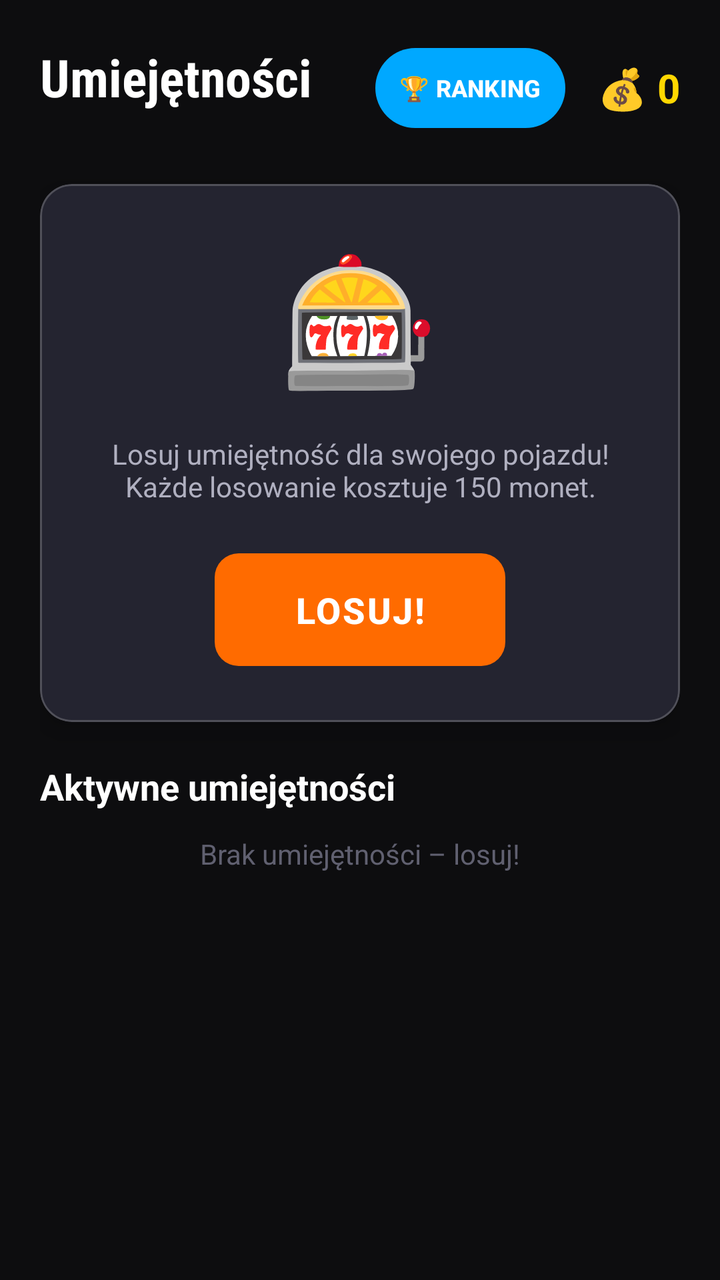
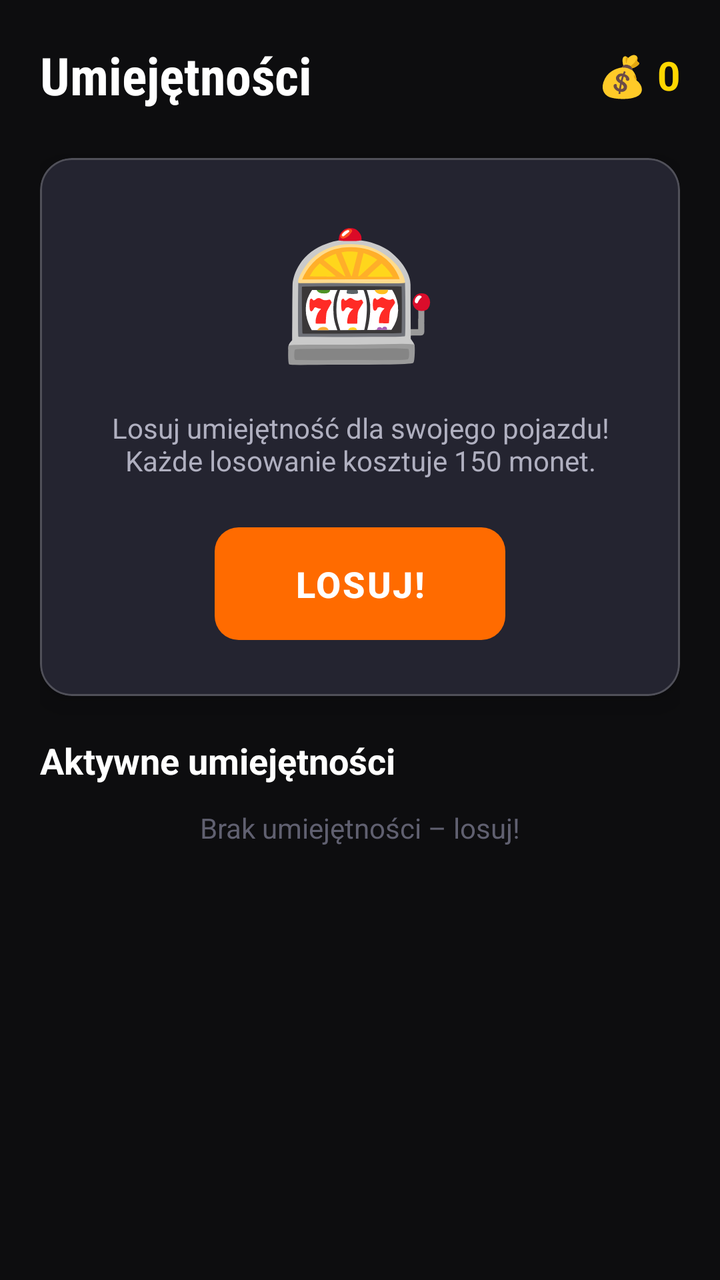

Before-and-after screenshots of an Android layout around one commit, followed by the original layout XML and the change that was made.
<!-- AndroidManifest.xml: application theme Theme.DriveAndAlive -->
<!-- res/layout/fragment_skills.xml -->
<?xml version="1.0" encoding="utf-8"?>

<ScrollView
    xmlns:android="http://schemas.android.com/apk/res/android"
    xmlns:app="http://schemas.android.com/apk/res-auto"
    android:layout_width="match_parent"
    android:layout_height="match_parent"
    android:background="@color/bg_dark">

    <LinearLayout
        android:layout_width="match_parent"
        android:layout_height="wrap_content"
        android:orientation="vertical"
        android:padding="20dp">

        <LinearLayout android:layout_width="match_parent" android:layout_height="wrap_content"
            android:orientation="horizontal" android:layout_marginBottom="24dp">
            <TextView android:layout_width="0dp" android:layout_height="wrap_content" android:layout_weight="1"
                android:text="@string/skills_title" android:textColor="@color/text_primary"
                android:textSize="26sp" android:textStyle="bold" android:fontFamily="sans-serif-condensed"/>

            <com.google.android.material.button.MaterialButton
                android:id="@+id/btn_ranking"
                android:layout_width="wrap_content"
                android:layout_height="wrap_content"
                android:text="🏆 RANKING"
                android:textSize="12sp"
                android:textStyle="bold"
                android:paddingStart="12dp"
                android:paddingTop="6dp"
                android:paddingEnd="12dp"
                android:paddingBottom="6dp"
                android:textColor="@color/text_primary"
                app:backgroundTint="@color/stat_grip"
                app:cornerRadius="20dp"
                android:layout_marginEnd="16dp" />

            <TextView android:id="@+id/tv_coins" android:layout_width="wrap_content" android:layout_height="wrap_content"
                android:textColor="@color/coin_color" android:textSize="20sp" android:textStyle="bold"
                android:layout_gravity="center_vertical" android:text="💰 0"/>
        </LinearLayout>

        <com.google.android.material.card.MaterialCardView
            style="@style/Widget.DriveAndAlive.CardView"
            android:layout_width="match_parent"
            android:layout_height="wrap_content"
            android:layout_marginBottom="20dp">

            <LinearLayout android:layout_width="match_parent" android:layout_height="wrap_content"
                android:orientation="vertical" android:padding="24dp" android:gravity="center">

                <TextView
                    android:text="🎰"
                    android:textSize="64sp"
                    android:layout_width="wrap_content"
                    android:layout_height="wrap_content"
                    android:layout_marginBottom="16dp"/>

                <TextView
                    android:layout_width="match_parent"
                    android:layout_height="wrap_content"
                    android:text="Losuj umiejętność dla swojego pojazdu!\nKażde losowanie kosztuje 150 monet."
                    android:textColor="@color/text_secondary"
                    android:textSize="14sp"
                    android:gravity="center"
                    android:layout_marginBottom="20dp"/>

                <com.google.android.material.button.MaterialButton
                    android:id="@+id/btn_spin"
                    android:layout_width="wrap_content"
                    android:layout_height="wrap_content"
                    style="@style/Widget.DriveAndAlive.Button.Primary"
                    android:text="LOSUJ!"
                    android:textSize="18sp"
                    android:paddingHorizontal="40dp"
                    android:paddingVertical="16dp" />

                <TextView
                    android:id="@+id/tv_spin_result"
                    android:layout_width="match_parent"
                    android:layout_height="wrap_content"
                    android:textColor="@color/accent_yellow"
                    android:textSize="20sp"
                    android:textStyle="bold"
                    android:gravity="center"
                    android:layout_marginTop="16dp"
                    android:visibility="gone"/>
            </LinearLayout>
        </com.google.android.material.card.MaterialCardView>

        <TextView
            android:layout_width="match_parent"
            android:layout_height="wrap_content"
            android:text="@string/active_skills"
            android:textColor="@color/text_primary"
            android:textSize="18sp"
            android:textStyle="bold"
            android:layout_marginBottom="12dp"/>

        <TextView
            android:id="@+id/tv_no_skills"
            android:layout_width="match_parent"
            android:layout_height="wrap_content"
            android:text="@string/no_active_skills"
            android:textColor="@color/text_hint"
            android:textSize="14sp"
            android:gravity="center"
            android:layout_marginBottom="12dp"/>

        <LinearLayout
            android:id="@+id/ll_active_skills"
            android:layout_width="match_parent"
            android:layout_height="wrap_content"
            android:orientation="vertical" />

    </LinearLayout>
</ScrollView>
<!-- resources referenced by this layout -->
<resources>
  <color name="accent_yellow">#FFB800</color>
  <color name="bg_dark">#0D0D0F</color>
  <color name="coin_color">#FFD700</color>
  <color name="stat_grip">#00A8FF</color>
  <color name="text_hint">#606070</color>
  <color name="text_primary">#FFFFFF</color>
  <color name="text_secondary">#B0B0C0</color>
  <string name="active_skills">Aktywne umiejętności</string>
  <string name="no_active_skills">Brak umiejętności – losuj!</string>
  <string name="skills_title">Umiejętności</string>
  <style name="Widget.DriveAndAlive.Button.Primary" parent="Widget.Material3.Button">
          <item name="backgroundTint">@color/accent_orange</item>
          <item name="android:textColor">@color/text_primary</item>
          <item name="cornerRadius">12dp</item>
          <item name="android:textStyle">bold</item>
          <item name="android:letterSpacing">0.05</item>
      </style>
  <style name="Widget.DriveAndAlive.CardView" parent="Widget.Material3.CardView.Elevated">
          <item name="cardBackgroundColor">@color/bg_card</item>
          <item name="cardCornerRadius">16dp</item>
          <item name="cardElevation">8dp</item>
          <item name="strokeColor">@color/divider</item>
          <item name="strokeWidth">1dp</item>
      </style>
  <style name="Theme.DriveAndAlive" parent="Theme.Material3.Dark.NoActionBar">
          <item name="colorPrimary">@color/accent_orange</item>
          <item name="colorPrimaryVariant">@color/colorPrimaryVariant</item>
          <item name="colorOnPrimary">@color/text_primary</item>
          <item name="colorSecondary">@color/accent_yellow</item>
          <item name="colorOnSecondary">@color/bg_dark</item>
          <item name="colorSurface">@color/bg_surface</item>
          <item name="colorOnSurface">@color/text_primary</item>
          <item name="android:colorBackground">@color/bg_dark</item>
          <item name="colorOnBackground">@color/text_primary</item>
          <item name="colorError">@color/colorError</item>
          <item name="android:statusBarColor">@color/bg_dark</item>
          <item name="android:navigationBarColor">@color/bg_surface</item>
          <item name="android:windowBackground">@color/bg_dark</item>
      </style>
  <color name="accent_orange">#FF6B00</color>
  <color name="bg_card">#242430</color>
  <color name="divider">#33FFFFFF</color>
  <color name="colorPrimaryVariant">#C45200</color>
  <color name="bg_surface">#1A1A1F</color>
  <color name="colorError">#FF2D55</color>
</resources>

<!-- the commit's change to res/layout/fragment_skills.xml (unified diff, before → after) -->
@@ -19,21 +19,6 @@
                 android:text="@string/skills_title" android:textColor="@color/text_primary"
                 android:textSize="26sp" android:textStyle="bold" android:fontFamily="sans-serif-condensed"/>
 
-            <com.google.android.material.button.MaterialButton
-                android:id="@+id/btn_ranking"
-                android:layout_width="wrap_content"
-                android:layout_height="wrap_content"
-                android:text="🏆 RANKING"
-                android:textSize="12sp"
-                android:textStyle="bold"
-                android:paddingStart="12dp"
-                android:paddingTop="6dp"
-                android:paddingEnd="12dp"
-                android:paddingBottom="6dp"
-                android:textColor="@color/text_primary"
-                app:backgroundTint="@color/stat_grip"
-                app:cornerRadius="20dp"
-                android:layout_marginEnd="16dp" />
 
             <TextView android:id="@+id/tv_coins" android:layout_width="wrap_content" android:layout_height="wrap_content"
                 android:textColor="@color/coin_color" android:textSize="20sp" android:textStyle="bold"
<!-- resource entries referenced after the edit -->
@@ -3,7 +3,6 @@
   <color name="accent_yellow">#FFB800</color>
   <color name="bg_dark">#0D0D0F</color>
   <color name="coin_color">#FFD700</color>
-  <color name="stat_grip">#00A8FF</color>
   <color name="text_hint">#606070</color>
   <color name="text_primary">#FFFFFF</color>
   <color name="text_secondary">#B0B0C0</color>
